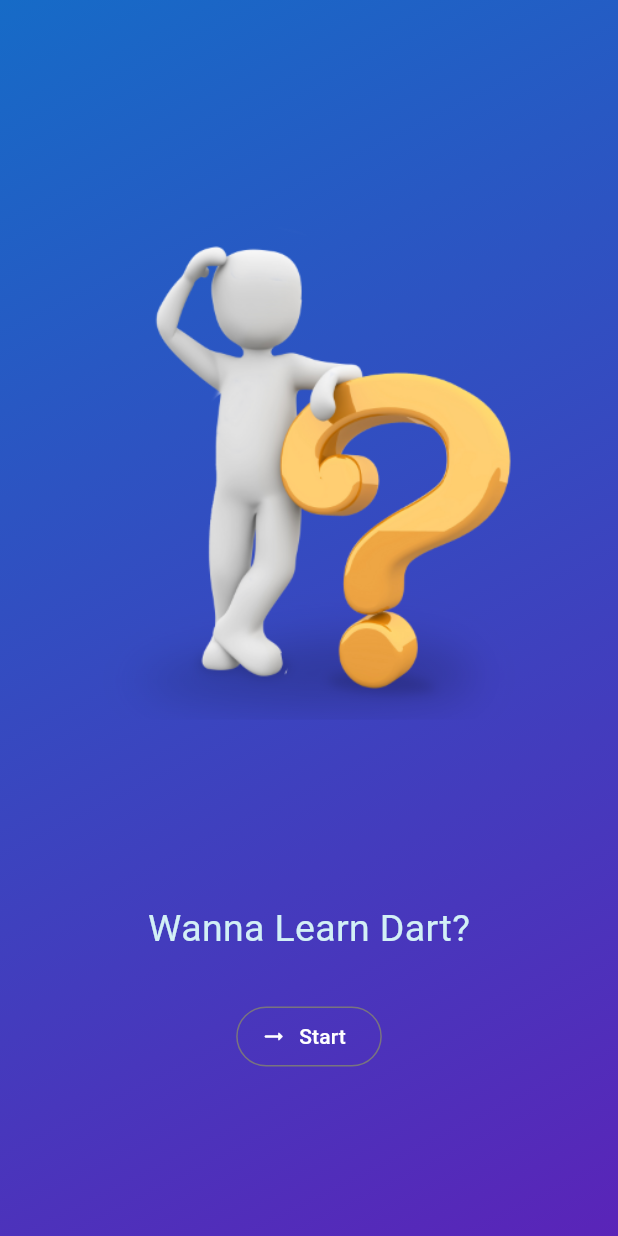
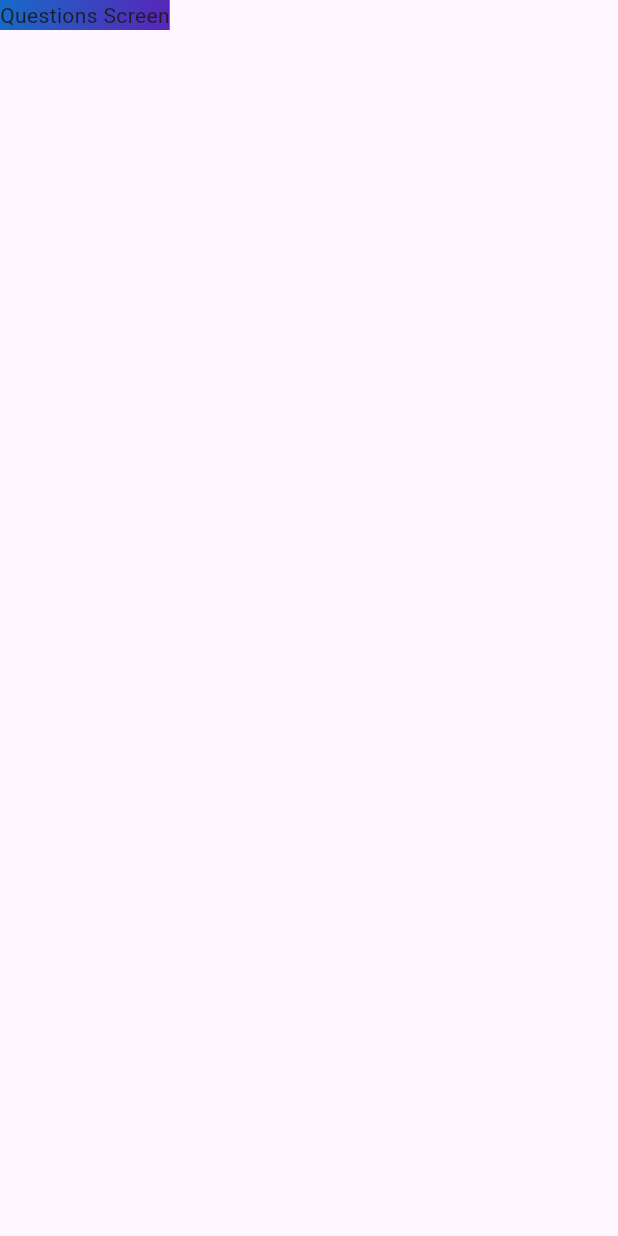
Before and after one commit to alexmortelsison/quiz_app2, a Flutter app: the screen it shows after launch, after a tap on "Start", on a phone screen of 412 x 824 dp. Run offline on Flutter 3.47's test engine with Material 3 defaults, Android fonts, the phone set to English and light mode, and no system bars.

Commit message:
updated UI

```diff
--- a/lib/main.dart
+++ b/lib/main.dart
@@ -1,25 +1,6 @@
 import 'package:flutter/material.dart';
-import 'package:quiz_app/start_screen.dart';
+import 'package:quiz_app/quiz.dart';
 
 void main() {
-  runApp(
-    MaterialApp(
-      debugShowCheckedModeBanner: false,
-      home: Scaffold(
-        body: Container(
-          decoration: const BoxDecoration(
-            gradient: LinearGradient(
-              colors: [
-                Color.fromARGB(255, 22, 107, 199),
-                Color.fromARGB(255, 90, 36, 184),
-              ],
-              begin: Alignment.topLeft,
-              end: Alignment.bottomRight,
-            ),
-          ),
-          child: const StartScreen(),
-        ),
-      ),
-    ),
-  );
+  runApp(const Quiz());
 }
--- /dev/null
+++ b/lib/questions_screen.dart
@@ -0,0 +1,15 @@
+import 'package:flutter/material.dart';
+
+class QuestionsScreen extends StatefulWidget {
+  const QuestionsScreen({super.key});
+
+  @override
+  State<QuestionsScreen> createState() => _QuestionsScreenState();
+}
+
+class _QuestionsScreenState extends State<QuestionsScreen> {
+  @override
+  Widget build(BuildContext context) {
+    return const Text("Questions Screen");
+  }
+}
--- /dev/null
+++ b/lib/quiz.dart
@@ -0,0 +1,45 @@
+import 'package:flutter/material.dart';
+import 'package:quiz_app/questions_screen.dart';
+import 'package:quiz_app/start_screen.dart';
+
+class Quiz extends StatefulWidget {
+  const Quiz({super.key});
+
+  @override
+  State<Quiz> createState() => _QuizState();
+}
+
+class _QuizState extends State<Quiz> {
+  var activeScreen = "start-screen";
+
+  void switchScreen() {
+    setState(() {
+      activeScreen = "questions-screen";
+    });
+  }
+
+  @override
+  Widget build(BuildContext context) {
+    final screenWidget = activeScreen == "start-screen"
+        ? StartScreen(switchScreen)
+        : const QuestionsScreen();
+    return MaterialApp(
+      debugShowCheckedModeBanner: false,
+      home: Scaffold(
+        body: Container(
+          decoration: const BoxDecoration(
+            gradient: LinearGradient(
+              colors: [
+                Color.fromARGB(255, 22, 107, 199),
+                Color.fromARGB(255, 90, 36, 184),
+              ],
+              begin: Alignment.topLeft,
+              end: Alignment.bottomRight,
+            ),
+          ),
+          child: screenWidget,
+        ),
+      ),
+    );
+  }
+}
--- a/lib/start_screen.dart
+++ b/lib/start_screen.dart
@@ -2,7 +2,9 @@ import 'package:flutter/material.dart';
 import 'package:flutter/widgets.dart';
 
 class StartScreen extends StatelessWidget {
-  const StartScreen({super.key});
+  const StartScreen(this.startQuiz, {super.key});
+
+  final void Function() startQuiz;
 
   @override
   Widget build(BuildContext context) {
@@ -28,9 +30,7 @@ class StartScreen extends StatelessWidget {
             style: OutlinedButton.styleFrom(
               foregroundColor: Colors.white,
             ),
-            onPressed: () {
-              //
-            },
+            onPressed: startQuiz,
             icon: const Icon(
               Icons.arrow_right_alt_rounded,
             ),
```
Also changed, not shown: 1 other file.
